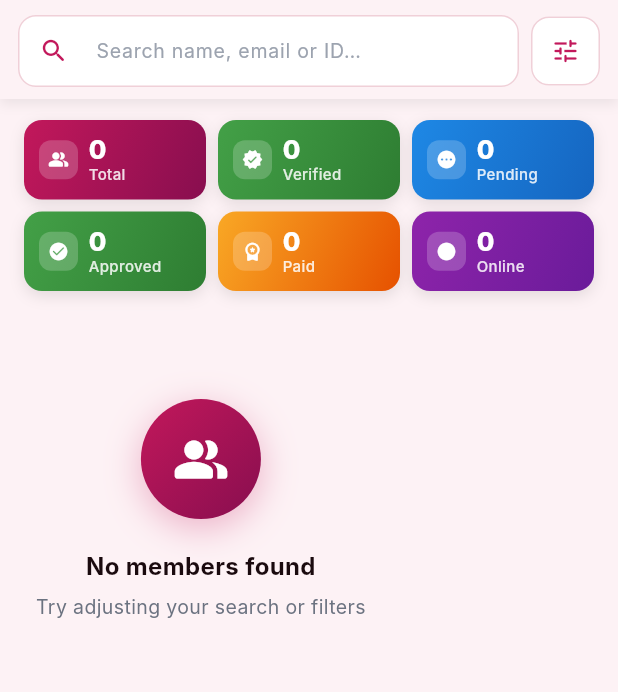
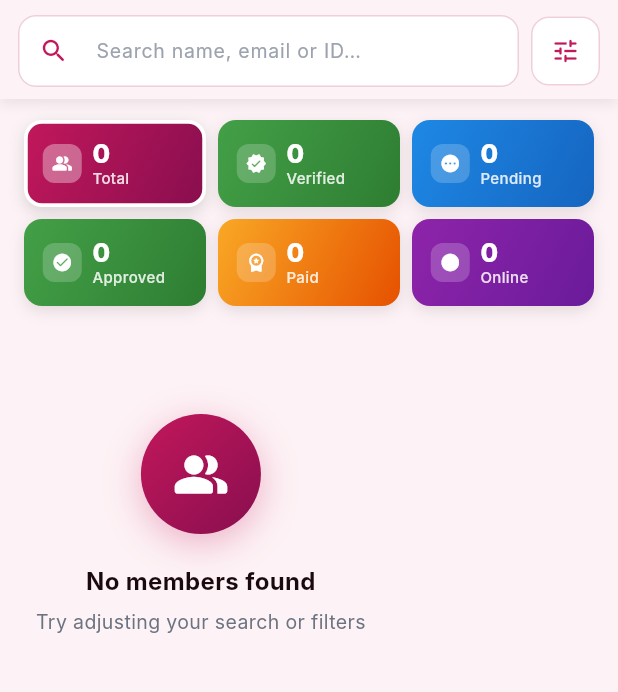
Before and after one commit to marriagestationpvtltd-lang/marriagestationadmin, a Flutter app: the UsersPage widget shown alone on an empty page, opened directly, on a phone screen of 412 x 824 dp, the part 123-815 px from its top. Run offline on Flutter 3.47's test engine with Material 3 defaults, Android fonts, the phone set to English and light mode, and no system bars; our stand-ins replace audioplayers, cloud_firestore, emoji_picker_flutter, file_picker, firebase_core, firebase_storage and 5 more; missing offline and left inert: agora_rtc_engine, dart:html, dart:js, file_saver, flutter_sound; accounts and stored records are empty; network calls fail; Roboto replaces fonts that are missing (Inter); statements that could not run were skipped.

Commit message:
make stat cards tappable with active filter highlight
Agent-Logs-Url: https://github.com/marriagestationpvtltd-lang/marriagestationadmin/sessions/49c77c3e-2aa0-4ce2-98a4-7aeddae3bc3c

Co-authored-by: marriagestationpvtltd-lang <254104945+marriagestationpvtltd-lang@users.noreply.github.com>

```diff
--- a/adminmrz/lib/users/userscreen.dart
+++ b/adminmrz/lib/users/userscreen.dart
@@ -322,12 +322,12 @@ class _UsersPageState extends State<UsersPage> {
     final verifiedCount = provider.allUsers.where((u) => u.isVerified == 1).length;
 
     final stats = [
-      _StatItem('Total', provider.totalCount, Icons.people_alt_rounded, AppTheme.primaryGradient),
-      _StatItem('Verified', verifiedCount, Icons.verified_rounded, AppTheme.greenGradient),
-      _StatItem('Pending', statusStats['pending'] ?? 0, Icons.pending_rounded, AppTheme.blueGradient),
-      _StatItem('Approved', statusStats['approved'] ?? 0, Icons.check_circle_rounded, const LinearGradient(colors: [Color(0xFF43A047), Color(0xFF2E7D32)], begin: Alignment.topLeft, end: Alignment.bottomRight)),
-      _StatItem('Paid', typeStats['paid'] ?? 0, Icons.workspace_premium_rounded, AppTheme.goldGradient),
-      _StatItem('Online', onlineCount, Icons.circle, AppTheme.purpleGradient),
+      _StatItem('Total', provider.totalCount, Icons.people_alt_rounded, AppTheme.primaryGradient, 'all'),
+      _StatItem('Verified', verifiedCount, Icons.verified_rounded, AppTheme.greenGradient, 'verified'),
+      _StatItem('Pending', statusStats['pending'] ?? 0, Icons.pending_rounded, AppTheme.blueGradient, 'pending'),
+      _StatItem('Approved', statusStats['approved'] ?? 0, Icons.check_circle_rounded, const LinearGradient(colors: [Color(0xFF43A047), Color(0xFF2E7D32)], begin: Alignment.topLeft, end: Alignment.bottomRight), 'approved'),
+      _StatItem('Paid', typeStats['paid'] ?? 0, Icons.workspace_premium_rounded, AppTheme.goldGradient, 'paid'),
+      _StatItem('Online', onlineCount, Icons.circle, AppTheme.purpleGradient, 'online'),
     ];
 
     return Padding(
@@ -348,7 +348,7 @@ class _UsersPageState extends State<UsersPage> {
                       .map((s) => Expanded(
                             child: Padding(
                               padding: const EdgeInsets.symmetric(horizontal: 4),
-                              child: _buildStatCard(s),
+                              child: _buildStatCard(s, provider),
                             ),
                           ))
                       .toList(),
@@ -361,13 +361,41 @@ class _UsersPageState extends State<UsersPage> {
     );
   }
 
-  Widget _buildStatCard(_StatItem item) {
-    return Container(
+  Widget _buildStatCard(_StatItem item, UserProvider provider) {
+    final isActive = provider.statFilter == item.filterKey;
+    const double _activeIconOpacity = 0.35;
+    const double _inactiveIconOpacity = 0.20;
+
+    return Material(
+      color: Colors.transparent,
+      borderRadius: AppTheme.radiusMd,
+      child: InkWell(
+        onTap: () => provider.setStatFilter(item.filterKey),
+        borderRadius: AppTheme.radiusMd,
+        child: AnimatedContainer(
+          duration: const Duration(milliseconds: 180),
           padding: const EdgeInsets.symmetric(horizontal: 10, vertical: 10),
           decoration: BoxDecoration(
             gradient: item.gradient,
             borderRadius: AppTheme.radiusMd,
-        boxShadow: [
+            border: isActive
+                ? Border.all(color: Colors.white, width: 2.5)
+                : Border.all(color: Colors.transparent, width: 2.5),
+            boxShadow: isActive
+                ? [
+                    BoxShadow(
+                      color: Colors.white.withOpacity(0.45),
+                      blurRadius: 10,
+                      spreadRadius: 1,
+                      offset: const Offset(0, 0),
+                    ),
+                    BoxShadow(
+                      color: Colors.black.withOpacity(0.15),
+                      blurRadius: 8,
+                      offset: const Offset(0, 3),
+                    ),
+                  ]
+                : [
                     BoxShadow(
                       color: Colors.black.withOpacity(0.10),
                       blurRadius: 8,
@@ -380,7 +408,7 @@ class _UsersPageState extends State<UsersPage> {
               Container(
                 padding: const EdgeInsets.all(6),
                 decoration: BoxDecoration(
-              color: Colors.white.withOpacity(0.2),
+                  color: Colors.white.withOpacity(isActive ? _activeIconOpacity : _inactiveIconOpacity),
                   borderRadius: BorderRadius.circular(8),
                 ),
                 child: Icon(item.icon, size: 14, color: Colors.white),
@@ -413,6 +441,8 @@ class _UsersPageState extends State<UsersPage> {
                 ),
               ),
             ],
+          ),
+        ),
       ),
     );
   }
@@ -1466,6 +1496,7 @@ class _StatItem {
   final int count;
   final IconData icon;
   final Gradient gradient;
+  final String filterKey;
 
-  const _StatItem(this.label, this.count, this.icon, this.gradient);
+  const _StatItem(this.label, this.count, this.icon, this.gradient, this.filterKey);
 }
```
Also changed, not shown: adminmrz/lib/users/userprovider.dart (+30 -0 lines). Lines whose indentation alone changed are shown as unchanged.
